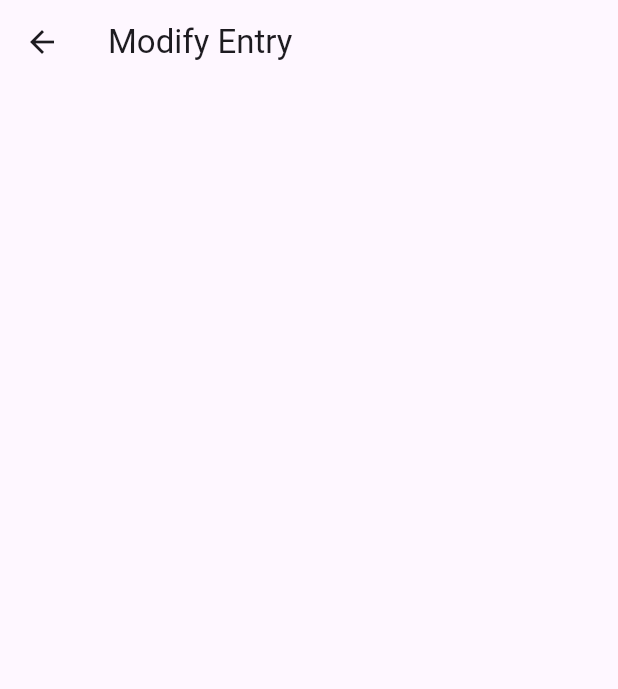
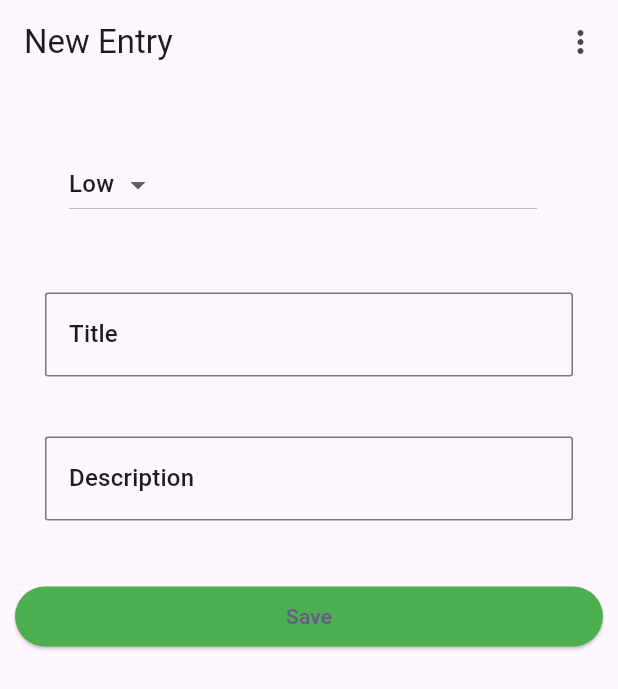
Before and after one commit to chamudithagamage/my_simple_note, a Flutter app: the NewNoteScreen screen opened directly, on a phone screen of 412 x 824 dp. Shown: the top 689 px of the screen. Run offline on Flutter 3.47's test engine with Material 3 defaults, Android fonts, the phone set to English and light mode, and no system bars.

Commit message:
add some styles and drop down menus

```diff
--- a/lib/main.dart
+++ b/lib/main.dart
@@ -1,4 +1,5 @@
 import 'package:flutter/material.dart';
+import 'new_note_screen.dart';
 import 'pages/note_list.dart';
 
 void main() {
@@ -18,7 +19,7 @@ class MyApp extends StatelessWidget {
         colorScheme: ColorScheme.fromSeed(seedColor: Colors.deepPurple),
         useMaterial3: true,
       ),
-      home: const NoteList(title: 'My Notes'),
+      home: const NewNoteScreen(),
     );
   }
 }
--- a/lib/new_note_screen.dart
+++ b/lib/new_note_screen.dart
@@ -10,22 +10,140 @@ class NewNoteScreen extends StatefulWidget{
 
 class _NewNoteScreenState extends State<NewNoteScreen>{
 
+  static const _priority = ['High','Low'];
+  static const _kebabDropdown = ['Delete','Share'];
+
+  TextEditingController noteTitleController = TextEditingController();
+  TextEditingController noteDescriptionController = TextEditingController();
+
   @override
   Widget build(BuildContext context){
+
+    TextStyle? textStyle = Theme.of(context).textTheme.titleMedium;
     return Scaffold(
       appBar: AppBar(
-        title: Text('Modify Entry'),
+        title: Text('New Entry'),
+
+          actions: [
+            Padding(
+              padding: EdgeInsets.all(1.0),
+              child: PopupMenuButton<String>(
+                color: Colors.grey[100],
+                onSelected: (value){
+                  if(value == 'Delete'){
+                    debugPrint('Delete was selected');
+                  }
+                  else if(value == 'Share'){
+                    debugPrint('Share was selectd');
+                  }
+                }, itemBuilder: (BuildContext context) {
+                return [
+                  const PopupMenuItem<String>(
+                    value: 'delete',
+                    child: Align(
+                      alignment: Alignment.center,
+                      child: Text('Delete',textAlign: TextAlign.center),
+                    ),
+                  ),
+                  const PopupMenuItem<String>(
+                    value: 'share',
+                    child: Align(
+                      alignment: Alignment.center,
+                      child: Text('Share',textAlign: TextAlign.center),
+                      ),
+
+                    ),
+                  ];
+                },
+                icon: Icon(Icons.more_vert),
+              ),
+            )
+         ]
       ),
 
       body: Padding(
-          padding: EdgeInsets.only(top:15.0, left:10.0, right: 10.0),
+          padding: EdgeInsets.only(top:15.0, left:10.0, right: 10.0), // try all(20.0)
         child:ListView(
           //An array of widgets to mention priority by color
           children:<Widget>[
-            //first element
-            ListTile(
 
+            //first element(priority choose)
+            Padding(
+                padding: EdgeInsets.all(20.0),
+              child: ListTile(
+                title: DropdownButton(
+                    items: _priority.map((String dropDownStringItem) {
+                      return DropdownMenuItem<String> (
+                        value: dropDownStringItem,
+                        child: Text(dropDownStringItem),
+
+                      );
+                    }).toList(),
+
+                    style: textStyle,
+
+                    value: 'Low',
+                    onChanged: (valueGivenByUser){
+                      setState(() {
+                        debugPrint('User Selected ${valueGivenByUser}');
+                      });
+                    }
+                ),
+              ),
             ),
+
+            //second element in child(Note Title)
+            Padding(
+            padding: EdgeInsets.all(20.0),
+            child: TextField(
+              controller: noteTitleController,
+              style: textStyle,
+              decoration: InputDecoration(
+                  labelText: 'Title',
+                  labelStyle: textStyle,
+                  border: OutlineInputBorder(
+                    borderRadius: BorderRadius.circular(2.0),
+                  )
+              ),
+              onChanged: (value) {
+                debugPrint('Change in the Note title');
+              },
+              ),
+            ),
+
+            //third element(contains note description)
+            Padding(
+              padding: EdgeInsets.all(20.0),
+              child: TextField(
+                controller: noteDescriptionController,
+                style: textStyle,
+                decoration: InputDecoration(
+                    labelText: 'Description',
+                    labelStyle: textStyle,
+                    border: OutlineInputBorder(
+                      borderRadius: BorderRadius.circular(2.0),
+                    )
+                ),
+                onChanged: (value) {
+                  debugPrint('Change in the Description');
+                },
+              ),
+            ),
+
+            //save button
+            const SizedBox(height:20.0),
+                ElevatedButton(
+                  style: ElevatedButton.styleFrom(
+                    backgroundColor: Colors.green,
+                  ),
+                    onPressed: (){
+                      debugPrint('Pressed Save Button');
+                    },
+                    child: Text('Save', color: Colors.black),
+
+
+                )
+
           ],
         ),
       ),
--- a/lib/pages/note_list.dart
+++ b/lib/pages/note_list.dart
@@ -35,11 +35,12 @@ class _NoteListState extends State<NoteList>{
 
         floatingActionButton: FloatingActionButton(onPressed: ()=>{
           debugPrint('Floating Button Tapped'),
+
         },
           tooltip: 'Adds a new note',
-          child: Icon(Icons.edit),
           shape: CircleBorder(),
           backgroundColor: Colors.green,
+          child: Icon(Icons.edit),
       ),
     );
   }
@@ -52,7 +53,7 @@ class _NoteListState extends State<NoteList>{
             color: Colors.white,
             elevation: 1.0,
               child: ListTile(
-                leading: CircleAvatar(
+                leading: const CircleAvatar(
                   backgroundColor: Colors.cyan,
                   child: Icon(Icons.edit_note_outlined),
               ),
```
